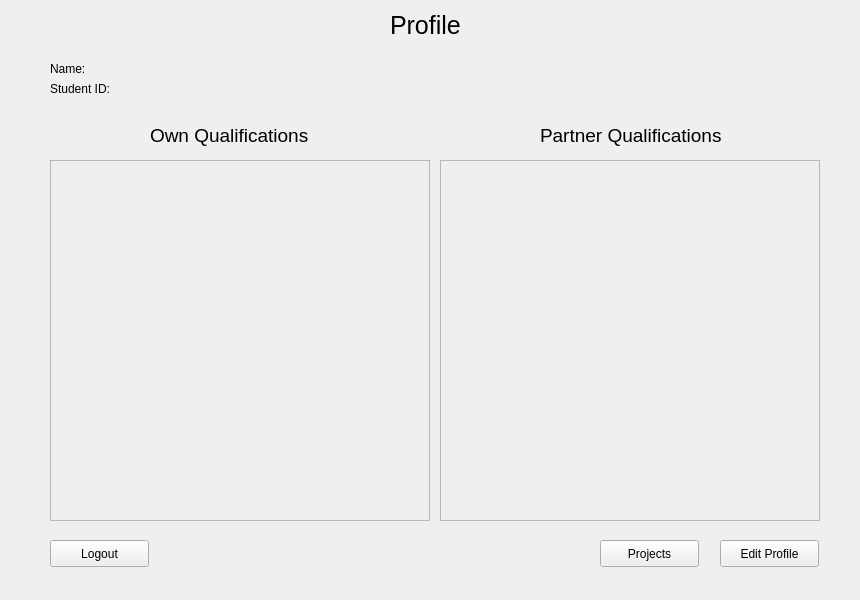
Before: the Qt Designer form project_files/studentprofilepage.ui in aboodmufti/cupid, drawn with Qt 5.
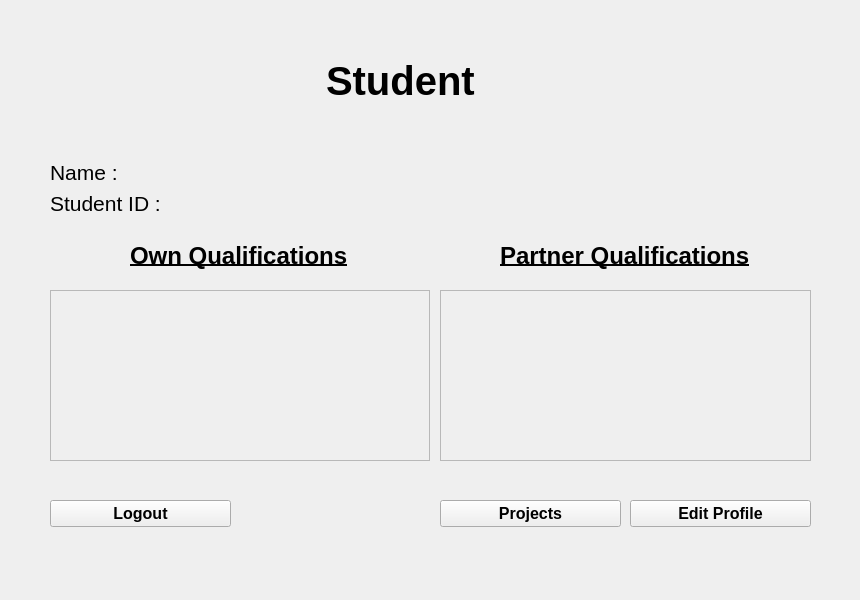
After: the same form once the commit is applied.

```diff
--- a/project_files/studentprofilepage.ui
+++ b/project_files/studentprofilepage.ui
@@ -17,9 +17,9 @@
    <property name="geometry">
     <rect>
      <x>50</x>
-     <y>160</y>
+     <y>290</y>
      <width>380</width>
-     <height>361</height>
+     <height>171</height>
     </rect>
    </property>
    <property name="widgetResizable">
@@ -31,7 +31,7 @@
       <x>0</x>
       <y>0</y>
       <width>378</width>
-      <height>359</height>
+      <height>169</height>
      </rect>
     </property>
    </widget>
@@ -40,9 +40,9 @@
    <property name="geometry">
     <rect>
      <x>440</x>
-     <y>160</y>
-     <width>380</width>
-     <height>361</height>
+     <y>290</y>
+     <width>371</width>
+     <height>171</height>
     </rect>
    </property>
    <property name="widgetResizable">
@@ -53,8 +53,8 @@
      <rect>
       <x>0</x>
       <y>0</y>
-      <width>378</width>
-      <height>359</height>
+      <width>369</width>
+      <height>169</height>
      </rect>
     </property>
    </widget>
@@ -62,12 +62,19 @@
   <widget class="QPushButton" name="pushButton">
    <property name="geometry">
     <rect>
-     <x>720</x>
-     <y>540</y>
-     <width>99</width>
+     <x>630</x>
+     <y>500</y>
+     <width>181</width>
      <height>27</height>
     </rect>
    </property>
+   <property name="font">
+    <font>
+     <pointsize>12</pointsize>
+     <weight>75</weight>
+     <bold>true</bold>
+    </font>
+   </property>
    <property name="text">
     <string>Edit Profile</string>
    </property>
@@ -75,67 +82,58 @@
   <widget class="QPushButton" name="projectsButton">
    <property name="geometry">
     <rect>
-     <x>600</x>
-     <y>540</y>
-     <width>99</width>
+     <x>440</x>
+     <y>500</y>
+     <width>181</width>
      <height>27</height>
     </rect>
    </property>
+   <property name="font">
+    <font>
+     <pointsize>12</pointsize>
+     <weight>75</weight>
+     <bold>true</bold>
+    </font>
+   </property>
    <property name="text">
     <string>Projects</string>
    </property>
   </widget>
-  <widget class="QLabel" name="label">
-   <property name="geometry">
-    <rect>
-     <x>50</x>
-     <y>60</y>
-     <width>67</width>
-     <height>17</height>
-    </rect>
-   </property>
-   <property name="text">
-    <string>Name:</string>
-   </property>
-  </widget>
   <widget class="QPushButton" name="pushButton_3">
    <property name="geometry">
     <rect>
      <x>50</x>
-     <y>540</y>
-     <width>99</width>
+     <y>500</y>
+     <width>181</width>
      <height>27</height>
     </rect>
    </property>
+   <property name="font">
+    <font>
+     <pointsize>12</pointsize>
+     <weight>75</weight>
+     <bold>true</bold>
+    </font>
+   </property>
    <property name="text">
     <string>Logout</string>
    </property>
   </widget>
-  <widget class="QLabel" name="label_2">
-   <property name="geometry">
-    <rect>
-     <x>50</x>
-     <y>80</y>
-     <width>81</width>
-     <height>17</height>
-    </rect>
-   </property>
-   <property name="text">
-    <string>Student ID:</string>
-   </property>
-  </widget>
   <widget class="QLabel" name="label_3">
    <property name="geometry">
     <rect>
-     <x>150</x>
-     <y>120</y>
-     <width>171</width>
+     <x>130</x>
+     <y>240</y>
+     <width>221</width>
      <height>31</height>
     </rect>
    </property>
    <property name="font">
     <font>
-     <pointsize>14</pointsize>
+     <pointsize>18</pointsize>
+     <weight>75</weight>
+     <bold>true</bold>
+     <underline>true</underline>
     </font>
    </property>
    <property name="text">
@@ -145,38 +143,112 @@
   <widget class="QLabel" name="label_4">
    <property name="geometry">
     <rect>
-     <x>540</x>
-     <y>120</y>
-     <width>191</width>
+     <x>500</x>
+     <y>240</y>
+     <width>261</width>
      <height>31</height>
     </rect>
    </property>
    <property name="font">
     <font>
-     <pointsize>14</pointsize>
+     <pointsize>18</pointsize>
+     <weight>75</weight>
+     <bold>true</bold>
+     <underline>true</underline>
     </font>
    </property>
    <property name="text">
     <string>Partner Qualifications</string>
    </property>
   </widget>
-  <widget class="QLabel" name="label_23">
+  <widget class="QWidget" name="verticalLayoutWidget_2">
    <property name="geometry">
     <rect>
-     <x>390</x>
+     <x>290</x>
      <y>10</y>
-     <width>81</width>
-     <height>31</height>
+     <width>221</width>
+     <height>141</height>
     </rect>
    </property>
-   <property name="font">
-    <font>
-     <pointsize>19</pointsize>
-    </font>
+   <layout class="QVBoxLayout" name="verticalLayout_3">
+    <item alignment="Qt::AlignHCenter">
+     <widget class="QLabel" name="label_5">
+      <property name="font">
+       <font>
+        <pointsize>30</pointsize>
+        <weight>75</weight>
+        <bold>true</bold>
+       </font>
+      </property>
+      <property name="text">
+       <string>Student</string>
+      </property>
+     </widget>
+    </item>
+   </layout>
+  </widget>
+  <widget class="QWidget" name="formLayoutWidget">
+   <property name="geometry">
+    <rect>
+     <x>50</x>
+     <y>160</y>
+     <width>761</width>
+     <height>61</height>
+    </rect>
    </property>
-   <property name="text">
-    <string>Profile</string>
-   </property>
+   <layout class="QFormLayout" name="formLayout">
+    <property name="fieldGrowthPolicy">
+     <enum>QFormLayout::AllNonFixedFieldsGrow</enum>
+    </property>
+    <item row="0" column="0">
+     <widget class="QLabel" name="nameLabel">
+      <property name="font">
+       <font>
+        <pointsize>16</pointsize>
+       </font>
+      </property>
+      <property name="text">
+       <string>Name :</string>
+      </property>
+     </widget>
+    </item>
+    <item row="0" column="1">
+     <widget class="QLabel" name="stuNameLabel">
+      <property name="font">
+       <font>
+        <pointsize>16</pointsize>
+       </font>
+      </property>
+      <property name="text">
+       <string/>
+      </property>
+     </widget>
+    </item>
+    <item row="1" column="0">
+     <widget class="QLabel" name="studentIdLabel">
+      <property name="font">
+       <font>
+        <pointsize>16</pointsize>
+       </font>
+      </property>
+      <property name="text">
+       <string>Student ID :</string>
+      </property>
+     </widget>
+    </item>
+    <item row="1" column="1">
+     <widget class="QLabel" name="stuIdLabel">
+      <property name="font">
+       <font>
+        <pointsize>16</pointsize>
+       </font>
+      </property>
+      <property name="text">
+       <string/>
+      </property>
+     </widget>
+    </item>
+   </layout>
   </widget>
  </widget>
  <resources/>
```
